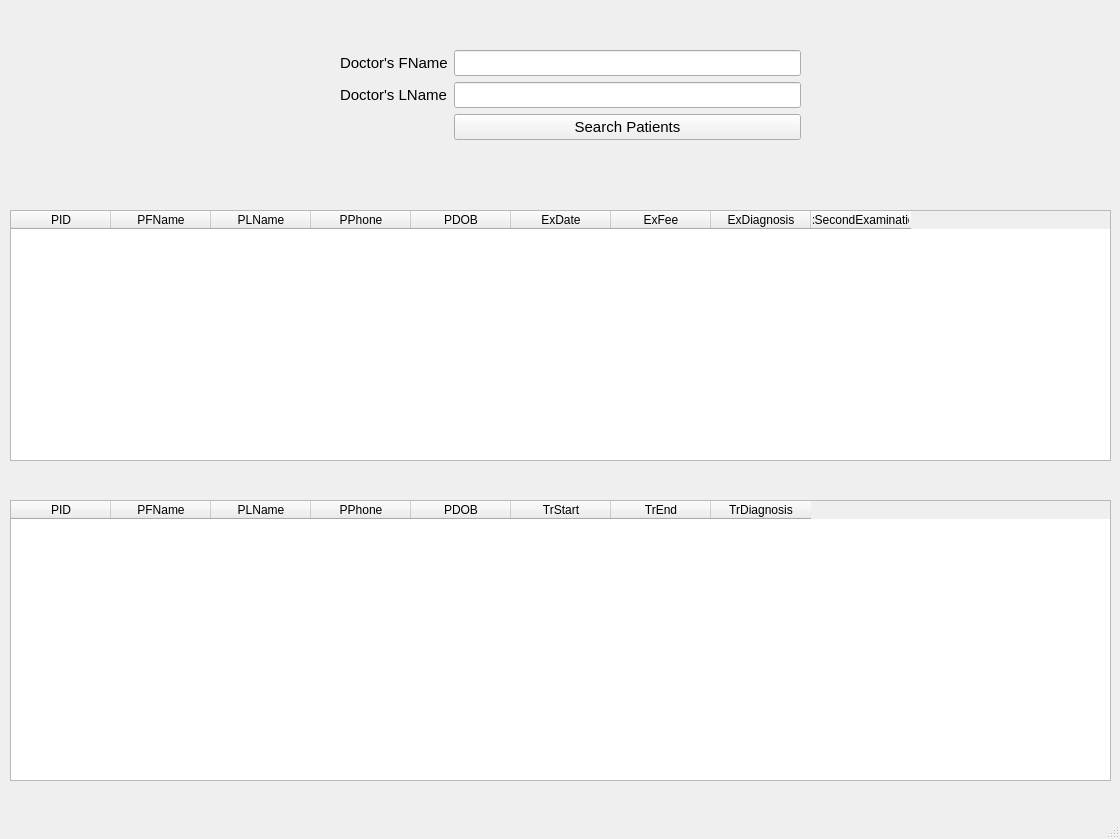
Qt form list.ui (anthonyhungnguyen/redesigned-engine) before a commit.
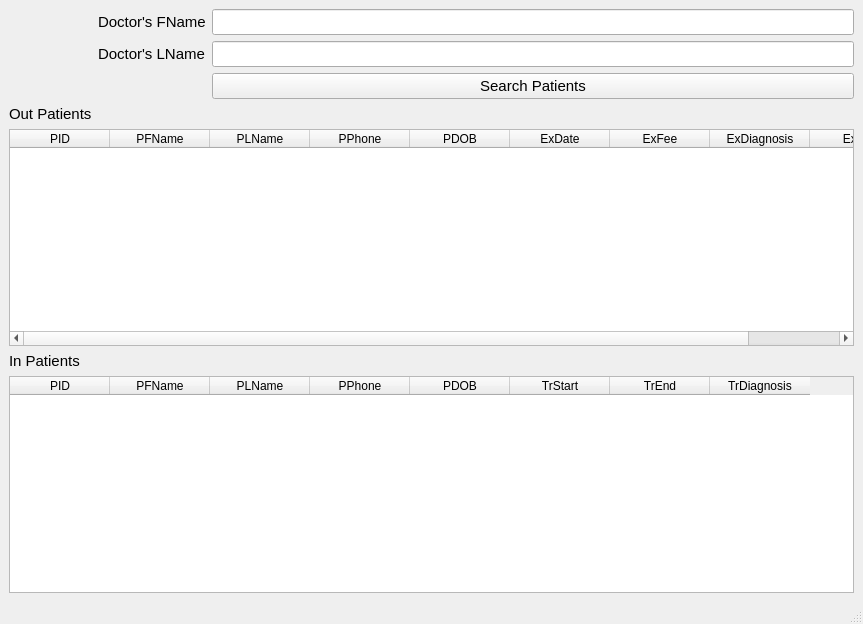
The same form after that commit.

What changed in the file:
```diff
--- a/list.ui
+++ b/list.ui
@@ -6,29 +6,16 @@
    <rect>
     <x>0</x>
     <y>0</y>
-    <width>1120</width>
-    <height>839</height>
+    <width>863</width>
+    <height>624</height>
    </rect>
   </property>
   <property name="windowTitle">
    <string>MainWindow</string>
   </property>
   <widget class="QWidget" name="centralwidget">
-   <widget class="QWidget" name="formLayoutWidget">
-    <property name="geometry">
-     <rect>
-      <x>340</x>
-      <y>50</y>
-      <width>461</width>
-      <height>112</height>
-     </rect>
-    </property>
-    <property name="font">
-     <font>
-      <family>Segoe UI</family>
-      <pointsize>11</pointsize>
-     </font>
-    </property>
+   <layout class="QGridLayout" name="gridLayout">
+    <item row="0" column="1">
     <layout class="QFormLayout" name="formLayout">
      <item row="0" column="0">
       <widget class="QLabel" name="doctorSFNameLabel">
@@ -90,16 +77,22 @@
       </widget>
      </item>
     </layout>
-   </widget>
+    </item>
+    <item row="1" column="0">
+     <widget class="QLabel" name="label">
+      <property name="font">
+       <font>
+        <family>Segoe UI</family>
+        <pointsize>11</pointsize>
+       </font>
+      </property>
+      <property name="text">
+       <string>Out Patients</string>
+      </property>
+     </widget>
+    </item>
+    <item row="2" column="0" colspan="2">
    <widget class="QTableWidget" name="tableWidget">
-    <property name="geometry">
-     <rect>
-      <x>10</x>
-      <y>210</y>
-      <width>1101</width>
-      <height>251</height>
-     </rect>
-    </property>
     <column>
      <property name="text">
       <string>PID</string>
@@ -142,19 +135,26 @@
     </column>
     <column>
      <property name="text">
-      <string>ExSecondExamination</string>
+        <string>Ex2nd</string>
      </property>
     </column>
    </widget>
+    </item>
+    <item row="3" column="0">
+     <widget class="QLabel" name="label_2">
+      <property name="font">
+       <font>
+        <family>Segoe UI</family>
+        <pointsize>11</pointsize>
+       </font>
+      </property>
+      <property name="text">
+       <string>In Patients</string>
+      </property>
+     </widget>
+    </item>
+    <item row="4" column="0" colspan="2">
    <widget class="QTableWidget" name="tableWidget_2">
-    <property name="geometry">
-     <rect>
-      <x>10</x>
-      <y>500</y>
-      <width>1101</width>
-      <height>281</height>
-     </rect>
-    </property>
     <column>
      <property name="text">
       <string>PID</string>
@@ -196,7 +196,10 @@
      </property>
     </column>
    </widget>
+    </item>
+   </layout>
   </widget>
+  <widget class="QStatusBar" name="statusbar"/>
   <widget class="QMenuBar" name="menubar">
    <property name="geometry">
     <rect>
@@ -207,7 +210,6 @@
     </rect>
    </property>
   </widget>
-  <widget class="QStatusBar" name="statusbar"/>
  </widget>
  <resources/>
  <connections/>
```
Left out of the diff: 4 changed lines with no effect on the pictures. Lines whose indentation alone changed are shown as unchanged.
